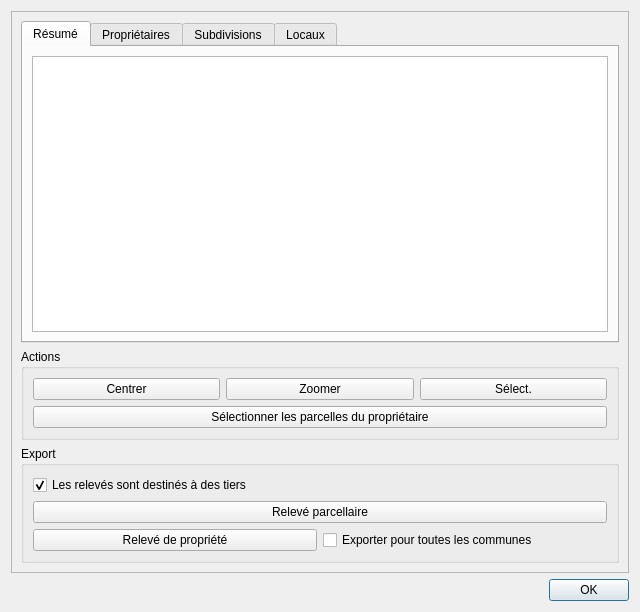
This is cadastre/forms/cadastre_parcelle_form.ui in 3liz/QgisCadastrePlugin as Qt 5 draws it before an edit. The edited form follows.
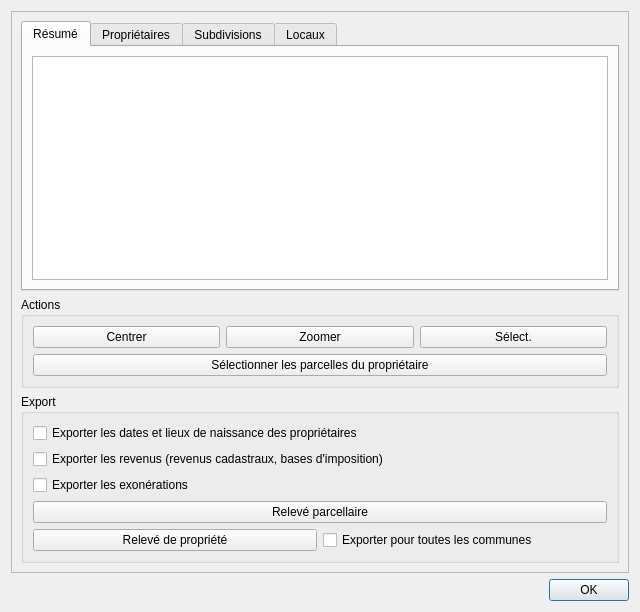
This is the edited form.

Commit message: Relevés : options d'export des dates de naissance, des revenus et des exonérations, masquées par XXX par défaut

Patch:
```diff
--- a/cadastre/forms/cadastre_parcelle_form.ui
+++ b/cadastre/forms/cadastre_parcelle_form.ui
@@ -170,10 +170,27 @@
              <string>Lorsque cette case est cochée, les dates et lieux de naissance des propriétaires ne sont pas exportés dans les relevés PDF.</string>
             </property>
             <property name="text">
-             <string>Les relevés sont destinés à des tiers</string>
+             <string>Exporter les dates et lieux de naissance des propriétaires</string>
             </property>
-            <property name="checked">
-             <bool>true</bool>
+           </widget>
+          </item>
+          <item>
+           <widget class="QCheckBox" name="cbExportRevenue">
+            <property name="toolTip">
+             <string>Lorsque cette case n'est pas cochée, les valeurs existantes sont remplacées par XXX dans les relevés PDF.</string>
+            </property>
+            <property name="text">
+             <string>Exporter les revenus (revenus cadastraux, bases d'imposition)</string>
+            </property>
+           </widget>
+          </item>
+          <item>
+           <widget class="QCheckBox" name="cbExportExoneration">
+            <property name="toolTip">
+             <string>Lorsque cette case n'est pas cochée, les valeurs existantes sont remplacées par XXX dans les relevés PDF.</string>
+            </property>
+            <property name="text">
+             <string>Exporter les exonérations</string>
             </property>
            </widget>
           </item>
```
Left out of the diff: 4 changed lines with no effect on the pictures. The commit also changes 18 other files.
